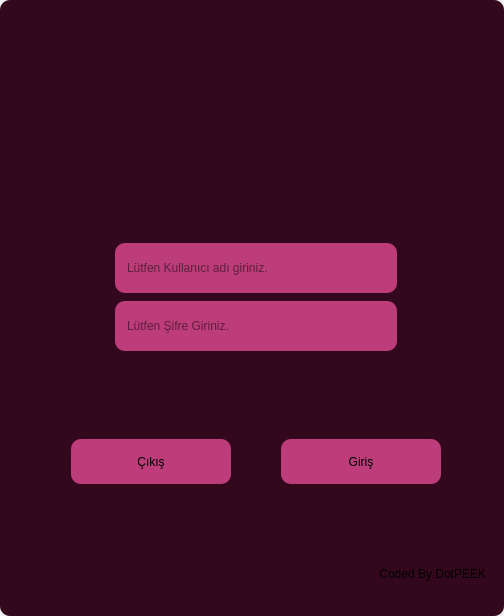
Old version of the form ui/login.ui in the repository dotPEEKs/asena.
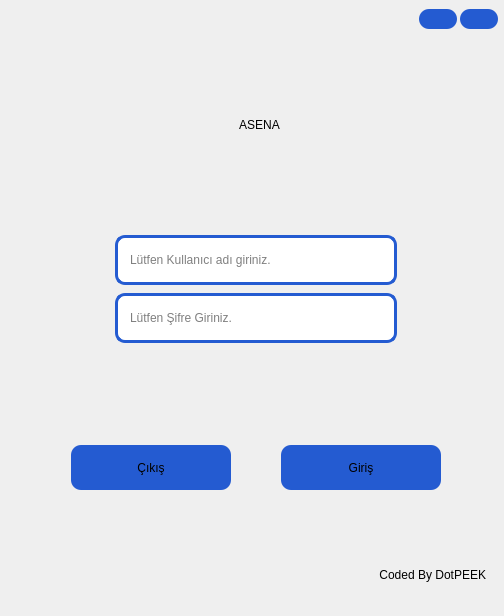
New version of the form. Icons and pictures are not drawn.

What changed in the file:
```diff
--- a/ui/login.ui
+++ b/ui/login.ui
@@ -28,16 +28,19 @@
   <property name="styleSheet">
    <string notr="true">QFrame#main_frame  {
 		border-radius: 10px;
-		background-color: #33081d;
+		background-color: &quot;black&quot;;
 }
 
 QLineEdit { 
-	background-color: #bd3c7a;
+    background-color: &quot;white&quot;;
 	font: 700 11pt &quot;Arial&quot;;
+    color: &quot;black&quot;;
     border-radius: 10px;
     padding: 10;
     background-repeat: no-repeat;
     background-position: right;
+    border: 3px solid;
+	border-color: #245bd1;
 }
 
 QLineEdit#passwd {
@@ -53,7 +56,14 @@
 	font: 700 22pt &quot;Arial&quot;;
 }
 
+QLabel#status_label {
+	font: 700 11pt &quot;Arial&quot;;
+    padding: 10px;
+}
 
+QLabel#main_label {
+	font: 700 28pt &quot;Arial&quot;;
+}
 QPushButton {
     border-radius: 10px;
 	font: 700 11pt &quot;Arial&quot;;
@@ -61,7 +71,7 @@
 }
 
 QPushButton#login_btn {
-	background-color: #bd3c7a;
+	background-color: #245bd1;
 }
 
 QPushButton#login_btn:hover {
@@ -69,7 +79,7 @@
 }
 
 QPushButton#exit_btn {
-	background-color: #bd3c7a;
+	background-color: #245bd1;
 }
 
 QPushButton#exit_btn:hover {
@@ -77,7 +87,7 @@
 }
 
 QPushButton#close_btn {
-	background-color: none;
+	background-color: #245bd1;
 }
 
 QPushButton#close_btn:hover {
@@ -85,7 +95,7 @@
 }
 
 QPushButton#minimize_btn {
-	background-color: none;
+	background-color: #245bd1;
 }
 
 QPushButton#minimize_btn:hover {
@@ -160,7 +170,8 @@
             </size>
            </property>
            <property name="styleSheet">
-            <string notr="true">padding: 2px;</string>
+            <string notr="true">
+padding: 3px;</string>
            </property>
            <property name="frameShape">
             <enum>QFrame::Shape::NoFrame</enum>
@@ -169,11 +180,23 @@
             <enum>QFrame::Shadow::Raised</enum>
            </property>
            <layout class="QHBoxLayout" name="horizontalLayout_3">
+            <property name="spacing">
+             <number>3</number>
+            </property>
+            <property name="sizeConstraint">
+             <enum>QLayout::SizeConstraint::SetMinimumSize</enum>
+            </property>
+            <property name="leftMargin">
+             <number>0</number>
+            </property>
             <property name="topMargin">
              <number>0</number>
             </property>
             <property name="rightMargin">
-             <number>5</number>
+             <number>0</number>
+            </property>
+            <property name="bottomMargin">
+             <number>7</number>
             </property>
             <item>
              <widget class="QPushButton" name="minimize_btn">
@@ -213,15 +236,43 @@
           </widget>
          </item>
          <item>
-          <widget class="QLabel" name="login_panel_main_text">
+          <widget class="QFrame" name="icon_frame">
+           <property name="frameShape">
+            <enum>QFrame::Shape::NoFrame</enum>
+           </property>
+           <property name="frameShadow">
+            <enum>QFrame::Shadow::Raised</enum>
+           </property>
+           <layout class="QVBoxLayout" name="verticalLayout_8">
+            <property name="bottomMargin">
+             <number>0</number>
+            </property>
+            <item>
+             <widget class="QLabel" name="icon_label">
+              <property name="text">
+               <string/>
+              </property>
+              <property name="pixmap">
+               <pixmap resource="../assets/assets.qrc">:/resources/rose32px.png</pixmap>
+              </property>
+              <property name="alignment">
+               <set>Qt::AlignmentFlag::AlignBottom|Qt::AlignmentFlag::AlignHCenter</set>
+              </property>
+             </widget>
+            </item>
+           </layout>
+          </widget>
+         </item>
+         <item>
+          <widget class="QLabel" name="main_label">
            <property name="text">
-            <string/>
-           </property>
-           <property name="pixmap">
-            <pixmap resource="../assets/assets.qrc">:/resources/main_label_transparent.png</pixmap>
+            <string>ASENA</string>
            </property>
            <property name="alignment">
-            <set>Qt::AlignmentFlag::AlignCenter</set>
+            <set>Qt::AlignmentFlag::AlignHCenter|Qt::AlignmentFlag::AlignTop</set>
+           </property>
+           <property name="wordWrap">
+            <bool>false</bool>
            </property>
           </widget>
          </item>
@@ -307,6 +358,9 @@
             <property name="topMargin">
              <number>0</number>
             </property>
+            <property name="bottomMargin">
+             <number>10</number>
+            </property>
             <item alignment="Qt::AlignmentFlag::AlignTop">
              <widget class="QLineEdit" name="passwd">
               <property name="sizePolicy">
@@ -335,6 +389,67 @@
               </property>
              </widget>
             </item>
+            <item>
+             <widget class="QFrame" name="status_label_container">
+              <property name="minimumSize">
+               <size>
+                <width>282</width>
+                <height>36</height>
+               </size>
+              </property>
+              <property name="maximumSize">
+               <size>
+                <width>282</width>
+                <height>96</height>
+               </size>
+              </property>
+              <property name="frameShape">
+               <enum>QFrame::Shape::NoFrame</enum>
+              </property>
+              <property name="frameShadow">
+               <enum>QFrame::Shadow::Raised</enum>
+              </property>
+              <layout class="QHBoxLayout" name="horizontalLayout_4">
+               <property name="spacing">
+                <number>0</number>
+               </property>
+               <property name="leftMargin">
+                <number>0</number>
+               </property>
+               <property name="topMargin">
+                <number>3</number>
+               </property>
+               <property name="rightMargin">
+                <number>0</number>
+               </property>
+               <property name="bottomMargin">
+                <number>4</number>
+               </property>
+               <item>
+                <widget class="QLabel" name="status_label">
+                 <property name="minimumSize">
+                  <size>
+                   <width>280</width>
+                   <height>36</height>
+                  </size>
+                 </property>
+                 <property name="maximumSize">
+                  <size>
+                   <width>280</width>
+                   <height>96</height>
+                  </size>
+                 </property>
+                 <property name="text">
+                  <string/>
+                 </property>
+                 <property name="wordWrap">
+                  <bool>true</bool>
+                 </property>
+                </widget>
+               </item>
+              </layout>
+             </widget>
+            </item>
            </layout>
           </widget>
          </item>
```
Left out of the diff: 2 changed lines with no effect on the pictures.
